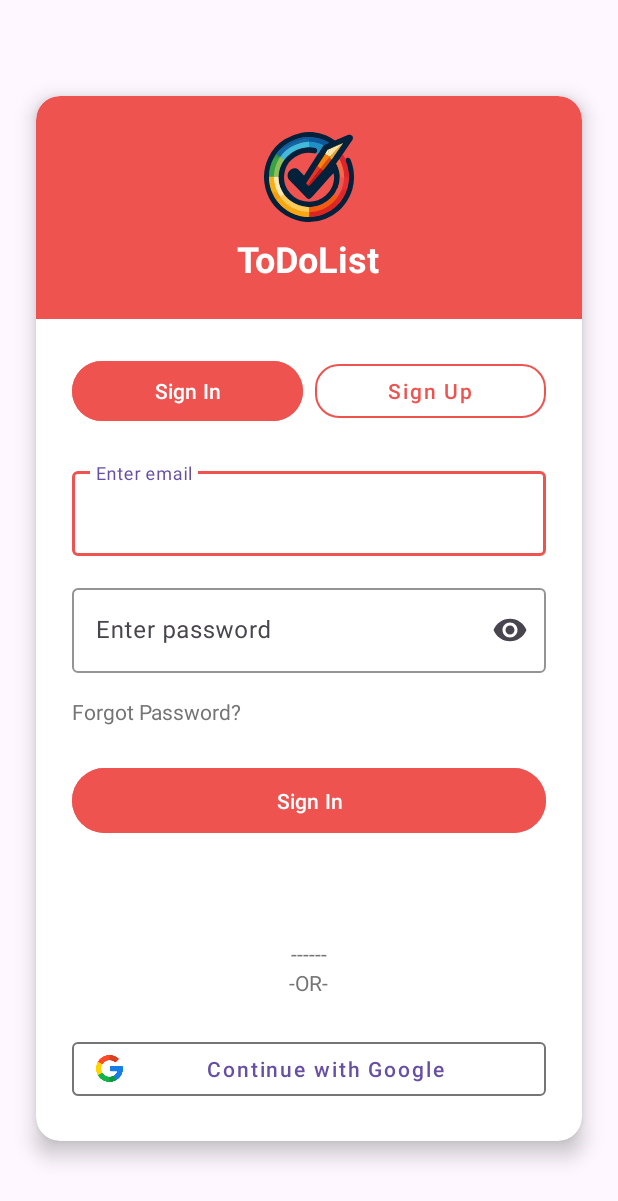
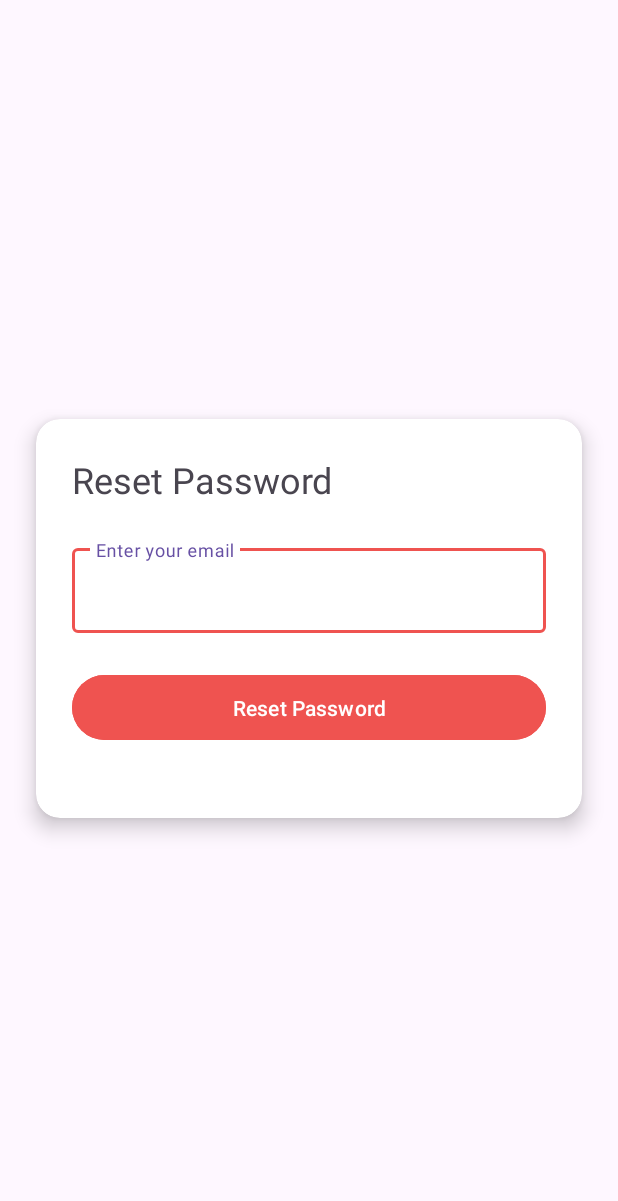
Before and after one commit to redaOul/ToDoList_1, an Android app: the screen it shows after launch (AuthActivity before the commit, ForgotPasswordActivity after it), after a tap on "Forgot Password?", on a phone screen of 412 x 824 dp. Shown: the top 1201 px of the screen. Run offline under Robolectric (Android 15) with nearby library versions, the phone set to English and light mode, and no system bars; our stand-ins replace Firebase (no records; nobody signed in at launch, a user with empty details on screens opened directly).

Commit message:
Implement reset password feature

```diff
--- a/app/src/main/java/com/example/todolist/activity/AuthActivity.kt
+++ b/app/src/main/java/com/example/todolist/activity/AuthActivity.kt
@@ -84,7 +84,7 @@ class AuthActivity : AppCompatActivity() {
             }
 
             tvForgotPassword.setOnClickListener {
-                // Handle forgot password
+                redirectToPasswordReset()
             }
 
             btnGoogle.setOnClickListener {
@@ -155,9 +155,13 @@ class AuthActivity : AppCompatActivity() {
         }
     }
 
+    private fun redirectToPasswordReset(){
+        startActivity(Intent(this, ForgotPasswordActivity::class.java))
+    }
+
 
     private fun performGoogleSignIn() {
-        // Implement Google Sign In here
+        //
     }
 
     private fun redirectToUserDetails() {
--- /dev/null
+++ b/app/src/main/java/com/example/todolist/activity/ForgotPasswordActivity.kt
@@ -0,0 +1,54 @@
+package com.example.todolist.activity
+
+import android.os.Bundle
+import android.util.Log
+import android.view.View
+import androidx.appcompat.app.AppCompatActivity
+import com.example.todolist.databinding.ActivityForgotPasswordBinding
+import com.example.todolist.repository.AuthRepository
+import com.google.firebase.auth.FirebaseAuth
+
+class ForgotPasswordActivity : AppCompatActivity() {
+    private lateinit var binding: ActivityForgotPasswordBinding
+    private lateinit var authRepository: AuthRepository
+
+    override fun onCreate(savedInstanceState: Bundle?) {
+        super.onCreate(savedInstanceState)
+        binding = ActivityForgotPasswordBinding.inflate(layoutInflater)
+        setContentView(binding.root)
+
+        authRepository = AuthRepository(FirebaseAuth.getInstance())
+
+        binding.resetButton.setOnClickListener {
+            resetPassword()
+        }
+    }
+
+    private fun resetPassword() {
+        val email = binding.emailText.text.toString().trim()
+        if (!validateEmail(email)) return
+
+        authRepository.resetPassword(email) {
+            success, errorMessage ->
+
+                if (success) {
+                    binding.result.visibility = View.VISIBLE
+                    binding.result.text = "Reset link sent to your email\n return to login page"
+                    Log.d("Reset Password", "Reset link sent to your email")
+                } else {
+                    binding.result.text = "$errorMessage"
+                    Log.d("Reset Password", "Error: $errorMessage")
+                }
+        }
+    }
+
+    private fun validateEmail(email: String): Boolean {
+        if (email.isEmpty()) {
+            binding.emailText.error = "Email is required"
+            return false
+        } else {
+            binding.emailText.error = null
+        }
+        return true
+    }
+}
--- /dev/null
+++ b/app/src/main/res/layout/activity_forgot_password.xml
@@ -0,0 +1,67 @@
+<?xml version="1.0" encoding="utf-8"?>
+<androidx.constraintlayout.widget.ConstraintLayout xmlns:android="http://schemas.android.com/apk/res/android"
+    xmlns:app="http://schemas.android.com/apk/res-auto"
+    xmlns:tools="http://schemas.android.com/tools"
+    android:id="@+id/main"
+    android:layout_width="match_parent"
+    android:layout_height="match_parent"
+    tools:context=".activity.ForgotPasswordActivity">
+
+    <androidx.cardview.widget.CardView
+        android:layout_width="match_parent"
+        android:layout_height="wrap_content"
+        android:layout_marginHorizontal="24dp"
+        app:cardCornerRadius="16dp"
+        android:padding="24dp"
+        app:cardElevation="8dp"
+        app:layout_constraintBottom_toBottomOf="parent"
+        app:layout_constraintTop_toTopOf="parent">
+
+        <LinearLayout
+            android:layout_width="match_parent"
+            android:layout_height="wrap_content"
+            android:padding="24dp"
+            android:orientation="vertical">
+
+            <TextView
+                android:layout_width="wrap_content"
+                android:layout_height="wrap_content"
+                android:text="Reset Password"
+                android:textSize="24sp"
+                android:layout_marginBottom="24dp"/>
+
+            <com.google.android.material.textfield.TextInputLayout
+                android:layout_width="match_parent"
+                android:layout_height="wrap_content"
+                android:hint="Enter your email"
+                android:layout_marginBottom="24dp"
+                app:boxStrokeColor="@color/red_500">
+
+                <com.google.android.material.textfield.TextInputEditText
+                    android:id="@+id/emailText"
+                    android:layout_width="match_parent"
+                    android:layout_height="wrap_content"
+                    android:inputType="textEmailAddress" />
+            </com.google.android.material.textfield.TextInputLayout>
+
+            <com.google.android.material.button.MaterialButton
+                android:id="@+id/resetButton"
+                android:layout_width="match_parent"
+                android:layout_height="wrap_content"
+                android:layout_marginBottom="24dp"
+                android:backgroundTint="@color/red_500"
+                android:padding="12dp"
+                android:text="Reset Password"
+                android:textAllCaps="false" />
+
+            <TextView
+                android:id="@+id/result"
+                android:layout_width="wrap_content"
+                android:layout_height="wrap_content"
+                android:layout_gravity="center"
+                android:visibility="gone"
+                android:textColor="@color/grey_500" />
+        </LinearLayout>
+
+    </androidx.cardview.widget.CardView>
+</androidx.constraintlayout.widget.ConstraintLayout>
```
Also changed, not shown: app/src/main/AndroidManifest.xml (+6 -2 lines), app/src/main/java/com/example/todolist/repository/AuthRepository.kt (+13 -50 lines).
